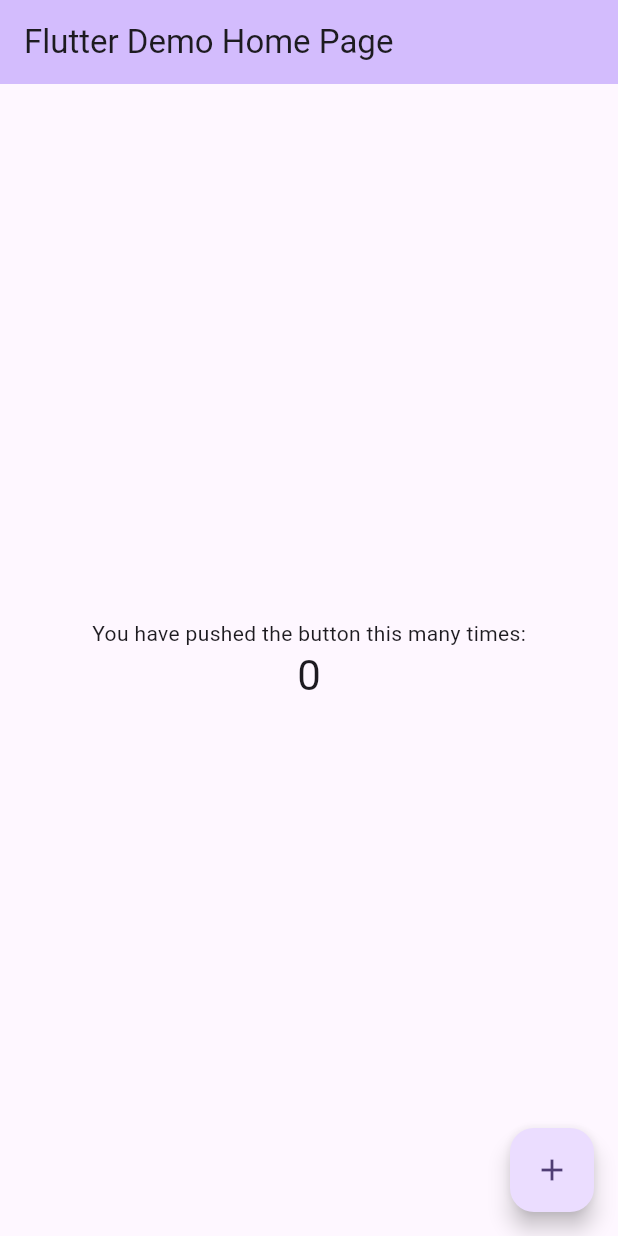
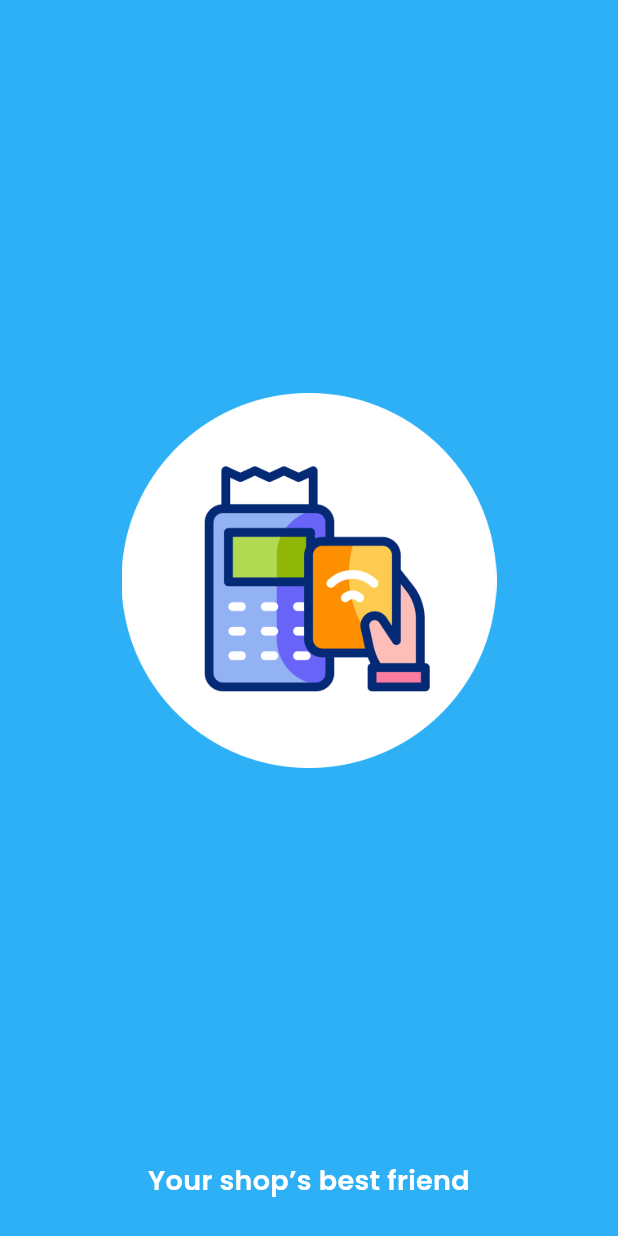
Before and after one commit to sagardhadke/SagarPOS360, a Flutter app: the screen it shows after launch, on a phone screen of 412 x 824 dp. Run offline on Flutter 3.47's test engine with Material 3 defaults, Android fonts, the phone set to English and light mode, and no system bars.

Commit message:
Added Splash

```diff
--- /dev/null
+++ b/lib/core/constants/app_colors.dart
@@ -0,0 +1,5 @@
+import 'package:flutter/material.dart';
+
+class AppColors {
+  static const Color primaryColor = Color(0XFF2DB0F6);
+}
--- a/lib/main.dart
+++ b/lib/main.dart
@@ -1,4 +1,6 @@
 import 'package:flutter/material.dart';
+import 'package:sagarpos360/core/constants/app_colors.dart';
+import 'package:sagarpos360/screens/splash.dart';
 
 void main() {
   runApp(const MyApp());
@@ -7,119 +9,16 @@
 class MyApp extends StatelessWidget {
   const MyApp({super.key});
 
-  // This widget is the root of your application.
   @override
   Widget build(BuildContext context) {
     return MaterialApp(
-      title: 'Flutter Demo',
-      theme: ThemeData(
-        // This is the theme of your application.
-        //
-        // TRY THIS: Try running your application with "flutter run". You'll see
-        // the application has a purple toolbar. Then, without quitting the app,
-        // try changing the seedColor in the colorScheme below to Colors.green
-        // and then invoke "hot reload" (save your changes or press the "hot
-        // reload" button in a Flutter-supported IDE, or press "r" if you used
-        // the command line to start the app).
-        //
-        // Notice that the counter didn't reset back to zero; the application
-        // state is not lost during the reload. To reset the state, use hot
-        // restart instead.
-        //
-        // This works for code too, not just values: Most code changes can be
-        // tested with just a hot reload.
-        colorScheme: ColorScheme.fromSeed(seedColor: Colors.deepPurple),
-        useMaterial3: true,
-      ),
-      home: const MyHomePage(title: 'Flutter Demo Home Page'),
-    );
+        title: 'SagarPOS360',
+        debugShowCheckedModeBanner: false,
+        theme: ThemeData(
+          primaryColor: AppColors.primaryColor,
+          colorScheme: ColorScheme.fromSeed(seedColor: Colors.deepPurple),
+          useMaterial3: true,
+        ),
+        home: MySplash());
   }
 }
-
-class MyHomePage extends StatefulWidget {
-  const MyHomePage({super.key, required this.title});
-
-  // This widget is the home page of your application. It is stateful, meaning
-  // that it has a State object (defined below) that contains fields that affect
-  // how it looks.
-
-  // This class is the configuration for the state. It holds the values (in this
-  // case the title) provided by the parent (in this case the App widget) and
-  // used by the build method of the State. Fields in a Widget subclass are
-  // always marked "final".
-
-  final String title;
-
-  @override
-  State<MyHomePage> createState() => _MyHomePageState();
-}
-
-class _MyHomePageState extends State<MyHomePage> {
-  int _counter = 0;
-
-  void _incrementCounter() {
-    setState(() {
-      // This call to setState tells the Flutter framework that something has
-      // changed in this State, which causes it to rerun the build method below
-      // so that the display can reflect the updated values. If we changed
-      // _counter without calling setState(), then the build method would not be
-      // called again, and so nothing would appear to happen.
-      _counter++;
-    });
-  }
-
-  @override
-  Widget build(BuildContext context) {
-    // This method is rerun every time setState is called, for instance as done
-    // by the _incrementCounter method above.
-    //
-    // The Flutter framework has been optimized to make rerunning build methods
-    // fast, so that you can just rebuild anything that needs updating rather
-    // than having to individually change instances of widgets.
-    return Scaffold(
-      appBar: AppBar(
-        // TRY THIS: Try changing the color here to a specific color (to
-        // Colors.amber, perhaps?) and trigger a hot reload to see the AppBar
-        // change color while the other colors stay the same.
-        backgroundColor: Theme.of(context).colorScheme.inversePrimary,
-        // Here we take the value from the MyHomePage object that was created by
-        // the App.build method, and use it to set our appbar title.
-        title: Text(widget.title),
-      ),
-      body: Center(
-        // Center is a layout widget. It takes a single child and positions it
-        // in the middle of the parent.
-        child: Column(
-          // Column is also a layout widget. It takes a list of children and
-          // arranges them vertically. By default, it sizes itself to fit its
-          // children horizontally, and tries to be as tall as its parent.
-          //
-          // Column has various properties to control how it sizes itself and
-          // how it positions its children. Here we use mainAxisAlignment to
-          // center the children vertically; the main axis here is the vertical
-          // axis because Columns are vertical (the cross axis would be
-          // horizontal).
-          //
-          // TRY THIS: Invoke "debug painting" (choose the "Toggle Debug Paint"
-          // action in the IDE, or press "p" in the console), to see the
-          // wireframe for each widget.
-          mainAxisAlignment: MainAxisAlignment.center,
-          children: <Widget>[
-            const Text(
-              'You have pushed the button this many times:',
-            ),
-            Text(
-              '$_counter',
-              style: Theme.of(context).textTheme.headlineMedium,
-            ),
-          ],
-        ),
-      ),
-      floatingActionButton: FloatingActionButton(
-        onPressed: _incrementCounter,
-        tooltip: 'Increment',
-        child: const Icon(Icons.add),
-      ), // This trailing comma makes auto-formatting nicer for build methods.
-    );
-  }
-}
--- /dev/null
+++ b/lib/screens/dashboard/dashboard.dart
@@ -0,0 +1,12 @@
+import 'package:flutter/material.dart';
+
+class MyDashboard extends StatelessWidget {
+  const MyDashboard({super.key});
+
+  @override
+  Widget build(BuildContext context) {
+    return Scaffold(
+
+    );
+  }
+}
--- /dev/null
+++ b/lib/screens/splash.dart
@@ -0,0 +1,40 @@
+import 'package:flutter/material.dart';
+
+class MySplash extends StatelessWidget {
+  const MySplash({super.key});
+
+  @override
+  Widget build(BuildContext context) {
+    return Scaffold(
+      backgroundColor: Color(0XFF2DB0F6),
+      body: SafeArea(
+        child: Column(
+          mainAxisAlignment: MainAxisAlignment.spaceBetween,
+          children: [
+            const SizedBox(),
+            Center(
+              child: Image.asset(
+                "assets/icons/app-logo.png",
+                height: 250,
+                width: 250,
+                fit: BoxFit.contain,
+              ),
+            ),
+            Padding(
+              padding: const EdgeInsets.only(bottom: 24.0),
+              child: Text(
+                "Your shop’s best friend",
+                textAlign: TextAlign.center,
+                style: TextStyle(
+                    fontFamily: 'Poppins',
+                    fontSize: 18,
+                    fontWeight: FontWeight.w600,
+                    color: Colors.white),
+              ),
+            )
+          ],
+        ),
+      ),
+    );
+  }
+}
--- a/pubspec.yaml
+++ b/pubspec.yaml
@@ -59,9 +59,9 @@ flutter:
 
   # To add assets to your application, add an assets section, like this:
   assets:
-    - assets/images
-    - assets/icons
-    - assets/fonts
+    - assets/images/
+    - assets/icons/
+    - assets/fonts/
   #   - images/a_dot_ham.jpeg
 
   # An image asset can refer to one or more resolution-specific "variants", see
```
Also changed, not shown: assets/icons/app-logo.png (added), lib/core/constants.dart (deleted).
